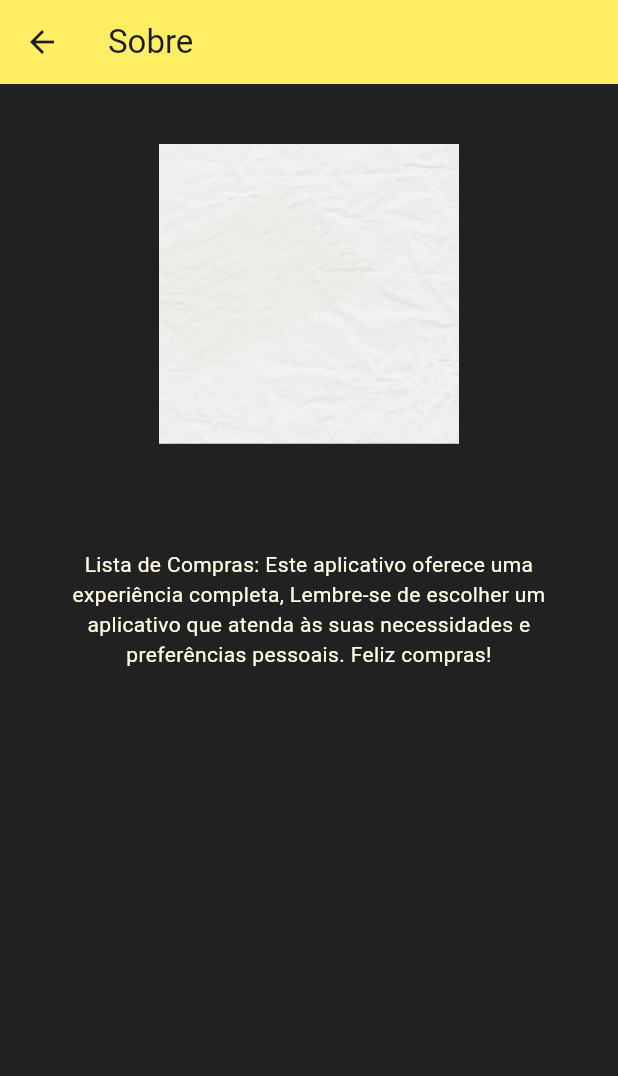
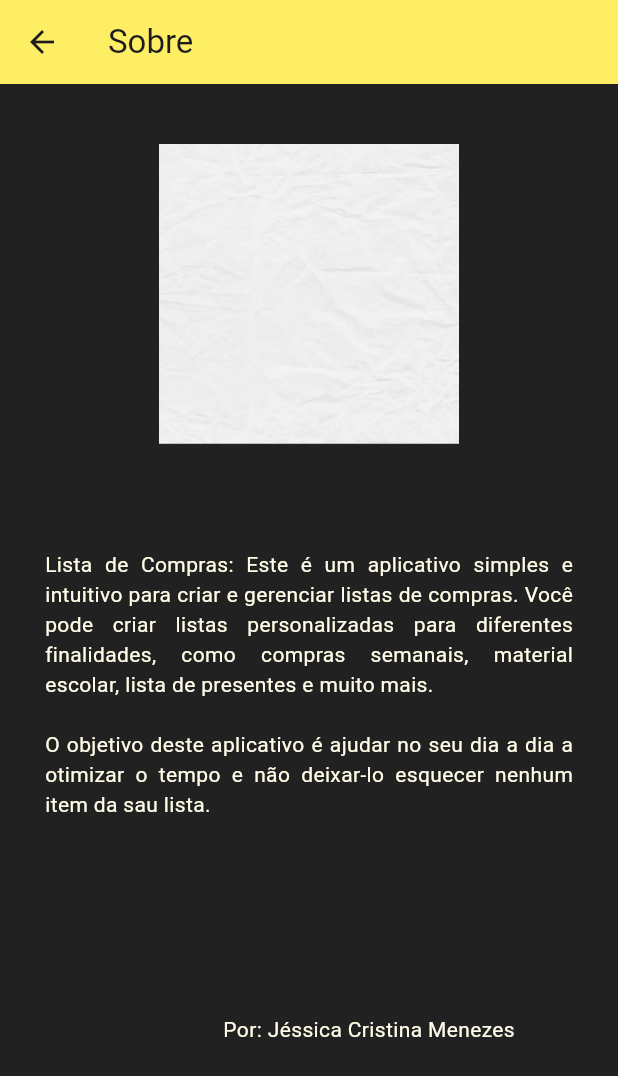
Before and after one commit to menezesjessicacristina/P1Plotze, a Flutter app: the SobreView screen opened directly, on a phone screen of 412 x 824 dp. Shown: the top 1076 px of the screen. Run offline on Flutter 3.47's test engine with Material 3 defaults, Android fonts, the phone set to English and light mode, and no system bars; our stand-ins replace device_preview.

Commit message:
Alterações

```diff
--- a/lib/main.dart
+++ b/lib/main.dart
@@ -2,7 +2,9 @@
 
 import 'package:device_preview/device_preview.dart';
 import 'package:flutter/material.dart';
+import 'package:meu_login/views/itens_view.dart';
 import 'package:meu_login/views/principal_view.dart';
+import 'package:meu_login/views/sobre_view.dart';
 
 void main() {
   runApp(
@@ -21,7 +23,7 @@ class MainApp extends StatelessWidget {
     return MaterialApp(
       debugShowCheckedModeBanner: false,
       title: 'Meu App',
-      home: PrincipalView(),
+      home: ItensView(nomeLista: 'Material Escolar',),
     );
   }
 }
--- a/lib/views/sobre_view.dart
+++ b/lib/views/sobre_view.dart
@@ -33,9 +33,17 @@ class _SobreViewState extends State<SobreView> {
             Padding(
               padding: const EdgeInsets.symmetric(horizontal: 30, vertical: 30),
               child: Text(
-                  'Lista de Compras: Este aplicativo oferece uma experiência completa, Lembre-se de escolher um aplicativo que atenda às suas necessidades e preferências pessoais. Feliz compras! ',
+                  'Lista de Compras: Este é um aplicativo simples e intuitivo para criar e gerenciar listas de compras. Você pode criar listas personalizadas para diferentes finalidades, como compras semanais, material escolar, lista de presentes e muito mais. \n\nO objetivo deste aplicativo é ajudar no seu dia a dia a otimizar o tempo e não deixar-lo esquecer nenhum item da sau lista. ',
                   style: TextStyle(color: Colors.yellow[50]),
-                  textAlign: TextAlign.center),
+                  textAlign: TextAlign.justify),
+            ),
+
+            Padding(
+              padding:
+                  const EdgeInsets.only(left: 80, top: 100),
+              child: Text('Por: Jéssica Cristina Menezes',
+                  style: TextStyle(color: Colors.yellow[50]),
+                  ),
             )
           ]),
         ),
```
Also changed, not shown: lib/views/itens_view.dart (+37 -2 lines).
